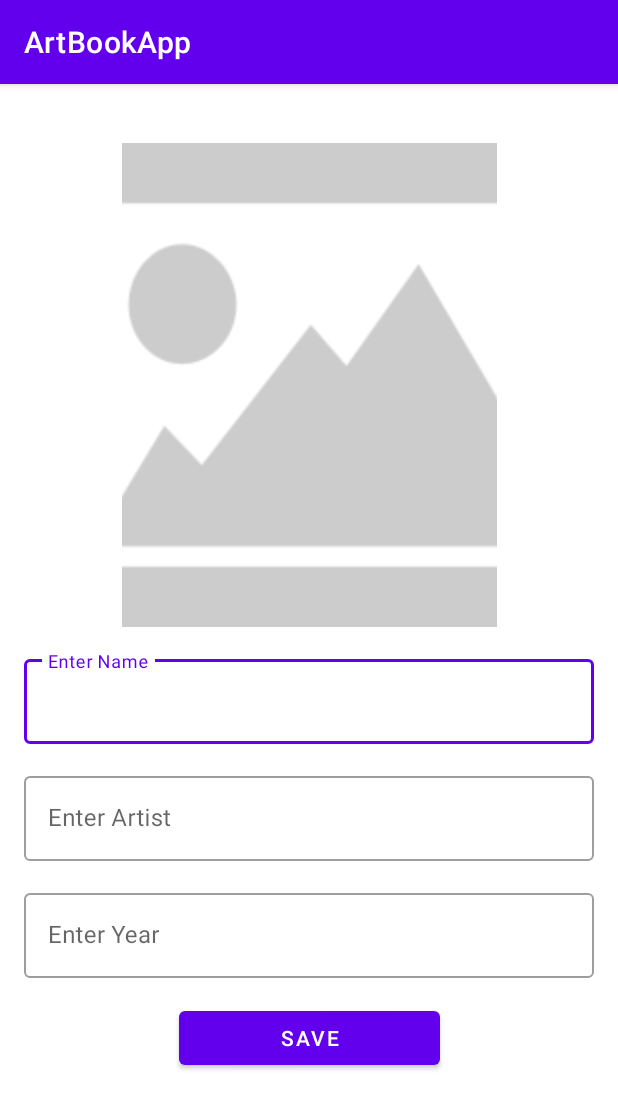
After one commit to RachmanForniandi/ArtBookApp, an Android app: the fragment ArtDetailsFragment shown on its own in the app's theme, on a phone screen of 412 x 824 dp. The commit adds this screen. Shown: the top 1109 px of the screen. Run offline under Robolectric (Android 15) with nearby library versions, the phone set to English and light mode, and no system bars.

Commit message:
make main layout done.

```diff
--- a/app/build.gradle
+++ b/app/build.gradle
@@ -44,6 +44,7 @@ dependencies {
     implementation 'androidx.appcompat:appcompat:1.3.1'
     implementation 'com.google.android.material:material:1.4.0'
     implementation 'androidx.constraintlayout:constraintlayout:2.1.0'
+    implementation 'androidx.legacy:legacy-support-v4:1.0.0'
     testImplementation 'junit:junit:4.+'
     androidTestImplementation 'androidx.test.ext:junit:1.1.3'
     androidTestImplementation 'androidx.test.espresso:espresso-core:3.4.0'
--- /dev/null
+++ b/app/src/main/java/rachman/forniandi/artbookapp/ArtDetailsFragment.kt
@@ -0,0 +1,59 @@
+package rachman.forniandi.artbookapp
+
+import android.os.Bundle
+import androidx.fragment.app.Fragment
+import android.view.LayoutInflater
+import android.view.View
+import android.view.ViewGroup
+
+// TODO: Rename parameter arguments, choose names that match
+// the fragment initialization parameters, e.g. ARG_ITEM_NUMBER
+private const val ARG_PARAM1 = "param1"
+private const val ARG_PARAM2 = "param2"
+
+/**
+ * A simple [Fragment] subclass.
+ * Use the [ArtDetailsFragment.newInstance] factory method to
+ * create an instance of this fragment.
+ */
+class ArtDetailsFragment : Fragment() {
+    // TODO: Rename and change types of parameters
+    private var param1: String? = null
+    private var param2: String? = null
+
+    override fun onCreate(savedInstanceState: Bundle?) {
+        super.onCreate(savedInstanceState)
+        arguments?.let {
+            param1 = it.getString(ARG_PARAM1)
+            param2 = it.getString(ARG_PARAM2)
+        }
+    }
+
+    override fun onCreateView(
+        inflater: LayoutInflater, container: ViewGroup?,
+        savedInstanceState: Bundle?
+    ): View? {
+        // Inflate the layout for this fragment
+        return inflater.inflate(R.layout.fragment_art_details, container, false)
+    }
+
+    companion object {
+        /**
+         * Use this factory method to create a new instance of
+         * this fragment using the provided parameters.
+         *
+         * @param param1 Parameter 1.
+         * @param param2 Parameter 2.
+         * @return A new instance of fragment ArtDetailsFragment.
+         */
+        // TODO: Rename and change types and number of parameters
+        @JvmStatic
+        fun newInstance(param1: String, param2: String) =
+            ArtDetailsFragment().apply {
+                arguments = Bundle().apply {
+                    putString(ARG_PARAM1, param1)
+                    putString(ARG_PARAM2, param2)
+                }
+            }
+    }
+}
--- /dev/null
+++ b/app/src/main/res/layout/fragment_art_details.xml
@@ -0,0 +1,87 @@
+<?xml version="1.0" encoding="utf-8"?>
+<androidx.constraintlayout.widget.ConstraintLayout xmlns:android="http://schemas.android.com/apk/res/android"
+    xmlns:tools="http://schemas.android.com/tools"
+    android:layout_width="match_parent"
+    android:layout_height="match_parent"
+    xmlns:app="http://schemas.android.com/apk/res-auto"
+    tools:context=".ArtDetailsFragment">
+
+    <ImageView
+        android:id="@+id/imgArt"
+        android:layout_width="250dp"
+        android:layout_height="0dp"
+        android:layout_marginTop="39dp"
+        android:layout_marginBottom="26dp"
+        android:scaleType="centerCrop"
+        android:src="@drawable/place_holder"
+        app:layout_constraintBottom_toTopOf="@+id/tilArtName"
+        app:layout_constraintEnd_toEndOf="parent"
+        app:layout_constraintStart_toStartOf="parent"
+        app:layout_constraintTop_toTopOf="parent" />
+
+    <Button
+        android:id="@+id/saveButton"
+        android:layout_width="174dp"
+        android:layout_height="wrap_content"
+        android:layout_marginTop="16dp"
+        android:layout_marginBottom="108dp"
+        android:text="Save"
+        app:layout_constraintBottom_toBottomOf="parent"
+        app:layout_constraintEnd_toEndOf="parent"
+        app:layout_constraintStart_toStartOf="parent"
+        app:layout_constraintTop_toBottomOf="@+id/tilYear" />
+
+    <com.google.android.material.textfield.TextInputLayout
+        android:id="@+id/tilArtName"
+        android:layout_width="match_parent"
+        android:layout_height="wrap_content"
+        android:layout_margin="16dp"
+        style="@style/Widget.MaterialComponents.TextInputLayout.OutlinedBox"
+        app:layout_constraintTop_toBottomOf="@+id/imgArt">
+        <EditText
+            android:id="@+id/etNameArt"
+            android:layout_width="match_parent"
+            android:layout_height="wrap_content"
+            android:hint="Enter Name"
+            android:inputType="textPersonName"/>
+    </com.google.android.material.textfield.TextInputLayout>
+
+    <com.google.android.material.textfield.TextInputLayout
+        android:id="@+id/tilArtistName"
+        android:layout_width="match_parent"
+        android:layout_height="wrap_content"
+        android:layout_margin="16dp"
+        style="@style/Widget.MaterialComponents.TextInputLayout.OutlinedBox"
+        app:layout_constraintTop_toBottomOf="@+id/tilArtName">
+        <EditText
+            android:id="@+id/etNameArtist"
+            android:layout_width="match_parent"
+            android:layout_height="wrap_content"
+            android:hint="Enter Artist"
+            android:inputType="textPersonName"/>
+    </com.google.android.material.textfield.TextInputLayout>
+
+    <com.google.android.material.textfield.TextInputLayout
+        android:id="@+id/tilYear"
+        android:layout_width="match_parent"
+        android:layout_height="wrap_content"
+        android:layout_margin="16dp"
+        style="@style/Widget.MaterialComponents.TextInputLayout.OutlinedBox"
+        app:layout_constraintTop_toBottomOf="@+id/tilArtistName">
+
+        <EditText
+            android:id="@+id/etYear"
+            android:layout_width="match_parent"
+            android:layout_height="wrap_content"
+            android:ems="10"
+            android:hint="Enter Year"
+            android:inputType="textPersonName" />
+    </com.google.android.material.textfield.TextInputLayout>
+
+
+
+
+
+
+
+</androidx.constraintlayout.widget.ConstraintLayout>
--- a/app/src/main/res/values/strings.xml
+++ b/app/src/main/res/values/strings.xml
@@ -1,3 +1,5 @@
 <resources>
     <string name="app_name">ArtBookApp</string>
+    <!-- TODO: Remove or change this placeholder text -->
+    <string name="hello_blank_fragment">Hello blank fragment</string>
 </resources>
```
Also changed, not shown: app/src/main/java/rachman/forniandi/artbookapp/ArtFragment.kt (added, +59 -0 lines), app/src/main/java/rachman/forniandi/artbookapp/ImageGalleryFragment.kt (added, +59 -0 lines), app/src/main/res/layout/fragment_art.xml (added, +14 -0 lines), app/src/main/res/layout/fragment_image_gallery.xml (added, +32 -0 lines), app/src/main/res/layout/item_art.xml (added, +60 -0 lines), app/src/main/res/layout/item_image.xml (added, +14 -0 lines), app/src/main/res/drawable-v24/place_holder.png (added).
